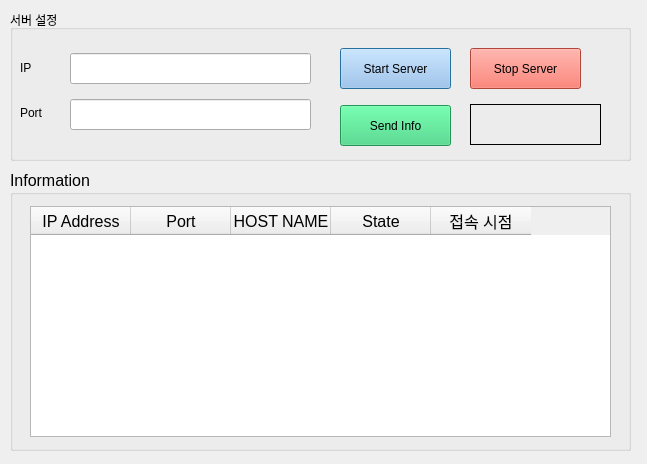
First picture: the form in src/socket/server.ui, repository addinedu-ros-4th/deeplearning-repo-5, before the edit.
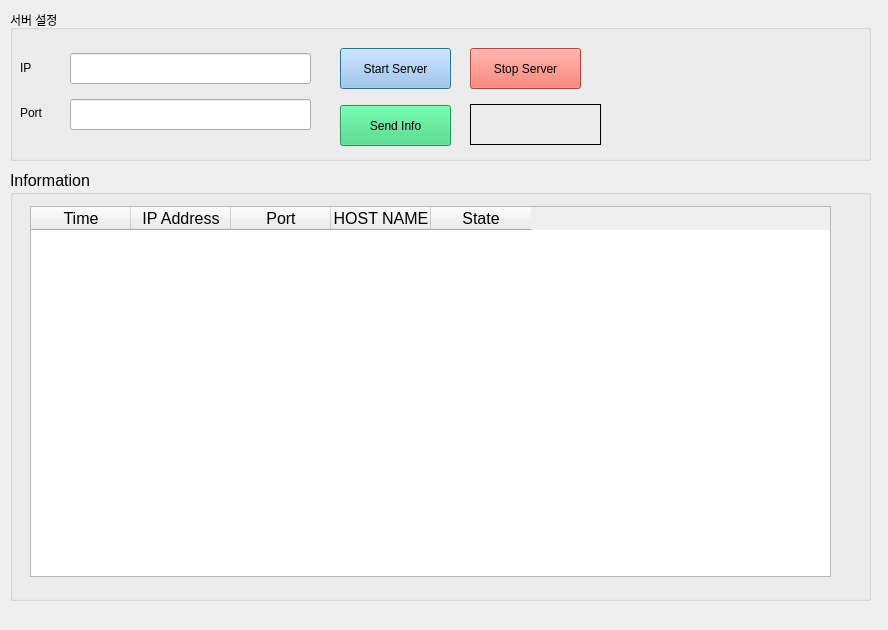
Second picture: the form after the edit.

Commit message: 서버파일 수정

Patch:
```diff
--- a/src/socket/server.ui
+++ b/src/socket/server.ui
@@ -6,8 +6,8 @@
    <rect>
     <x>0</x>
     <y>0</y>
-    <width>647</width>
-    <height>464</height>
+    <width>888</width>
+    <height>630</height>
    </rect>
   </property>
   <property name="windowTitle">
@@ -18,7 +18,7 @@
     <rect>
      <x>10</x>
      <y>10</y>
-     <width>621</width>
+     <width>861</width>
      <height>151</height>
     </rect>
    </property>
@@ -153,8 +153,8 @@
     <rect>
      <x>10</x>
      <y>170</y>
-     <width>621</width>
-     <height>281</height>
+     <width>861</width>
+     <height>431</height>
     </rect>
    </property>
    <property name="font">
@@ -170,10 +170,15 @@
      <rect>
       <x>20</x>
       <y>36</y>
-      <width>581</width>
-      <height>231</height>
+      <width>801</width>
+      <height>371</height>
      </rect>
     </property>
+    <column>
+     <property name="text">
+      <string>Time</string>
+     </property>
+    </column>
     <column>
      <property name="text">
       <string>IP Address</string>
@@ -194,11 +199,6 @@
       <string>State</string>
      </property>
     </column>
-    <column>
-     <property name="text">
-      <string>접속 시점</string>
-     </property>
-    </column>
    </widget>
   </widget>
  </widget>
```
Left out of the diff: 1 changed line with no effect on the pictures. The commit also changes 1 other file.
